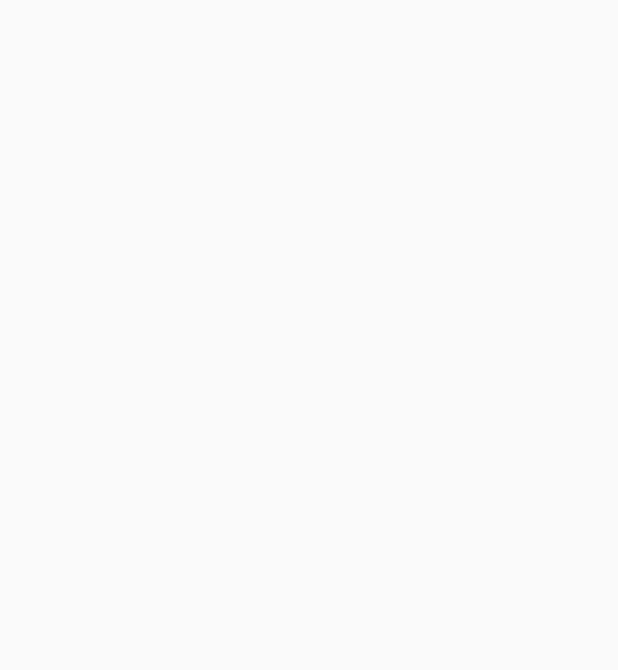
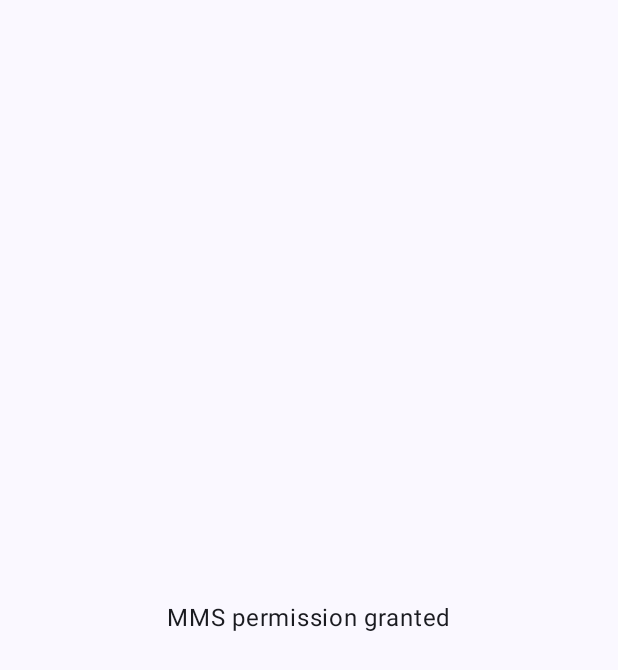
Before and after one commit to aqua-ix/PushReceiverSample, an Android app built with Jetpack Compose: the screen it shows after launch (MainActivity), on a phone screen of 412 x 824 dp. Before the commit the part shown is empty. Shown: the top 670 px of the screen. Run offline under Robolectric (Android 15) with nearby library versions, the phone set to English and light mode, and no system bars.

Commit message:
Implement RECEIVE_MMS permission screen

```diff
--- a/app/src/main/java/com/example/pushreceiversample/MainActivity.kt
+++ b/app/src/main/java/com/example/pushreceiversample/MainActivity.kt
@@ -4,7 +4,22 @@ import android.os.Bundle
 import androidx.activity.ComponentActivity
 import androidx.activity.compose.setContent
 import androidx.activity.enableEdgeToEdge
+import androidx.compose.foundation.layout.Arrangement
+import androidx.compose.foundation.layout.Column
+import androidx.compose.foundation.layout.fillMaxSize
+import androidx.compose.foundation.layout.padding
+import androidx.compose.material3.Scaffold
+import androidx.compose.material3.Text
+import androidx.compose.runtime.Composable
+import androidx.compose.runtime.SideEffect
+import androidx.compose.ui.Alignment
+import androidx.compose.ui.Modifier
+import androidx.compose.ui.unit.dp
 import com.example.pushreceiversample.ui.theme.PushReceiverSampleTheme
+import com.google.accompanist.permissions.ExperimentalPermissionsApi
+import com.google.accompanist.permissions.isGranted
+import com.google.accompanist.permissions.rememberPermissionState
+import com.google.accompanist.permissions.shouldShowRationale
 
 class MainActivity : ComponentActivity() {
     override fun onCreate(savedInstanceState: Bundle?) {
@@ -12,7 +27,30 @@ class MainActivity : ComponentActivity() {
         enableEdgeToEdge()
         setContent {
             PushReceiverSampleTheme {
+                Scaffold(modifier = Modifier.fillMaxSize()) { innerPadding ->
+                    Column(
+                        modifier = Modifier
+                            .padding(innerPadding)
+                            .fillMaxSize()
+                            .padding(16.dp),
+                        verticalArrangement = Arrangement.Center,
+                        horizontalAlignment = Alignment.CenterHorizontally
+                    ) {
+                        RequestMmsPermission()
+                    }
+                }
             }
         }
     }
 }
+
+@OptIn(ExperimentalPermissionsApi::class)
+@Composable
+fun RequestMmsPermission() {
+    val mmsPermissionState = rememberPermissionState(android.Manifest.permission.RECEIVE_MMS)
+    when {
+        mmsPermissionState.status.isGranted -> Text("MMS permission granted")
+        mmsPermissionState.status.shouldShowRationale -> Text("MMS permission denied")
+        else -> SideEffect { mmsPermissionState.launchPermissionRequest() }
+    }
+}
```
